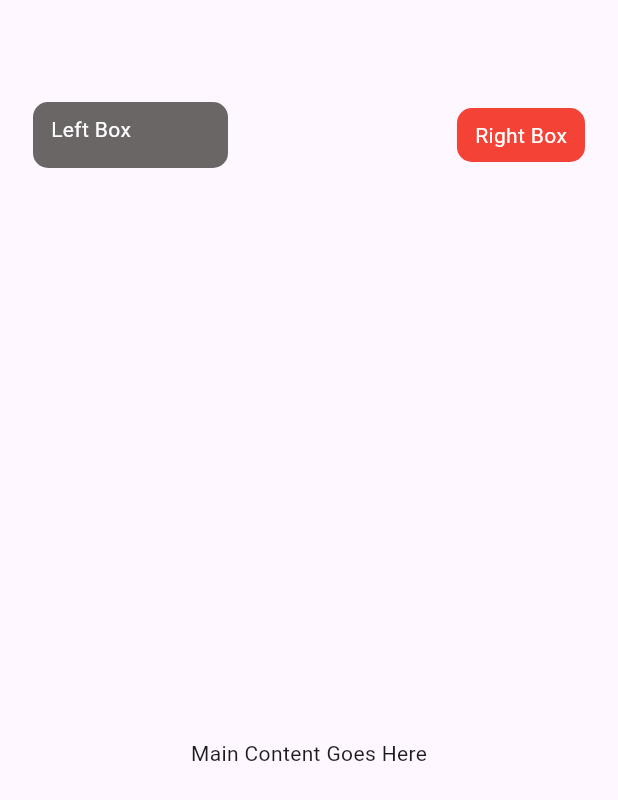
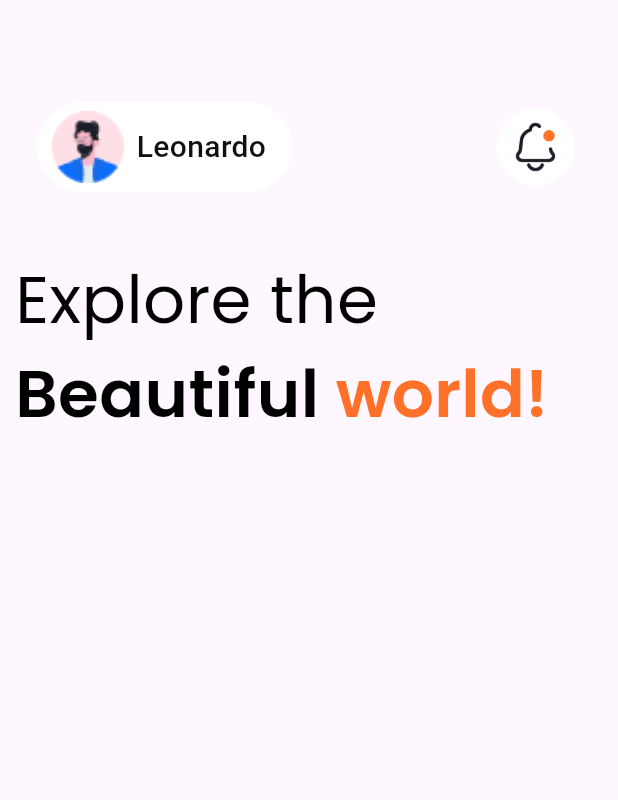
Before and after one commit to C2W-Flutter6/Apps_UI, a Flutter app: the screen it shows after launch, on a phone screen of 412 x 824 dp. Shown: the top 800 px of the screen. Run offline on Flutter 3.47's test engine with Material 3 defaults, Android fonts, the phone set to English and light mode, and no system bars; our stand-ins replace google_fonts.

Commit message:
Minor changes

```diff
--- a/travelapp_ui/lib/home_page.dart
+++ b/travelapp_ui/lib/home_page.dart
@@ -1,4 +1,5 @@
 import 'package:flutter/material.dart';
+import 'package:google_fonts/google_fonts.dart';
 
 class HomePage extends StatefulWidget {
   const HomePage({super.key});
@@ -12,10 +13,11 @@ class _HomePageState extends State<HomePage> {
   Widget build(BuildContext context) {
     return Scaffold(
       body: Column(
+        crossAxisAlignment: CrossAxisAlignment.start,
         children: [
           // Custom AppBar Row
           Padding(
-            padding: EdgeInsets.symmetric(horizontal: 2, vertical: 68),
+            padding: EdgeInsets.only(left: 5, right: 5, top: 68, bottom: 30),
 
             //Profile and bell icon
             child: Row(
@@ -23,31 +25,46 @@ class _HomePageState extends State<HomePage> {
               children: [
                 //Profile Container
                 Container(
-                  width: 130,
-                  height: 44,
-                  padding: EdgeInsets.symmetric(horizontal: 12, vertical: 8),
+                  width: 170,
+                  height: 60,
+                  padding: EdgeInsets.symmetric(horizontal: 1, vertical: 6),
                   margin: EdgeInsets.symmetric(horizontal: 20),
                   decoration: BoxDecoration(
-                    color: Color.fromRGBO(107, 102, 102, 1),
-                    borderRadius: BorderRadius.circular(10),
+                    color: const Color.fromARGB(255, 255, 255, 255),
+                    borderRadius: BorderRadius.circular(30),
                   ),
-                  child: Text(
-                    "Left Box",
-                    style: TextStyle(color: Colors.white),
+                  child: Row(
+                    mainAxisAlignment: MainAxisAlignment.start,
+                    children: [
+                      Image.asset(
+                        "assets/profile_img.png",
+                        width: 65,
+                        height: 65,
+                        fit: BoxFit.fitHeight,
+                      ),
+                      Text(
+                        "Leonardo",
+                        style: TextStyle(
+                          color: const Color.fromARGB(255, 19, 15, 15),
+                          fontSize: 20,
+                          fontWeight: FontWeight.w500,
+                        ),
+                      ),
+                    ],
                   ),
                 ),
-                // Spacer(),
+
                 Container(
                   padding: EdgeInsets.symmetric(horizontal: 12, vertical: 8),
                   margin: EdgeInsets.symmetric(horizontal: 20),
-
+                  width: 60,
                   decoration: BoxDecoration(
-                    color: Colors.red,
-                    borderRadius: BorderRadius.circular(10),
+                    shape: BoxShape.circle,
+                    color: const Color.fromARGB(255, 255, 255, 255),
                   ),
-                  child: Text(
-                    "Right Box",
-                    style: TextStyle(color: Colors.white),
+                  child: Image(
+                    image: AssetImage("assets/Notifications.png"),
+                    fit: BoxFit.cover,
                   ),
                 ),
               ],
@@ -55,9 +72,91 @@ class _HomePageState extends State<HomePage> {
           ),
 
           // Body content (expands to take remaining space)
-          Expanded(child: Center(child: Text("Main Content Goes Here"))),
+          Padding(
+            padding: const EdgeInsets.all(10.0),
+
+            child: Column(
+              crossAxisAlignment: CrossAxisAlignment.start,
+              children: [
+                Text.rich(
+                  //Explore the
+                  TextSpan(
+                    text: "Explore the \n",
+                    style: GoogleFonts.poppins(
+                      fontWeight: FontWeight.w400,
+                      color: Colors.black,
+                      fontSize: 44,
+                    ),
+                    children: [
+                      //Beautiful
+                      TextSpan(
+                        text: "Beautiful ",
+                        style: GoogleFonts.poppins(
+                          fontWeight: FontWeight.w600,
+                          color: Colors.black,
+                          letterSpacing: 0.3,
+
+                          fontSize: 44,
+                        ),
+                      ),
+
+                      //World
+                      TextSpan(
+                        text: "world!",
+                        style: GoogleFonts.poppins(
+                          fontWeight: FontWeight.w600,
+                          color: Color.fromRGBO(255, 112, 41, 1),
+
+                          fontSize: 44,
+                        ),
+                      ),
+                    ],
+                  ),
+                ),
+              ],
+            ),
+          ),
         ],
       ),
     );
   }
 }
+
+
+/**
+ * import 'package:flutter/material.dart';
+
+void main() {
+  runApp(MyApp());
+}
+
+class MyApp extends StatelessWidget {
+  @override
+  Widget build(BuildContext context) {
+    return MaterialApp(
+      home: Scaffold(
+        appBar: AppBar(title: Text('Text.rich Example')),
+        body: Center(
+          child: Text.rich(
+            TextSpan(
+              text: 'Hello, ', // Normal text
+              style: TextStyle(fontSize: 24, color: Colors.black),
+              children: [
+                TextSpan(
+                  text: 'Flutter ', // Bold text
+                  style: TextStyle(fontWeight: FontWeight.bold, color: Colors.blue),
+                ),
+                TextSpan(
+                  text: 'Developers!', // Italic text
+                  style: TextStyle(fontStyle: FontStyle.italic, color: Colors.green),
+                ),
+              ],
+            ),
+          ),
+        ),
+      ),
+    );
+  }
+}
+
+ */
```
Also changed, not shown: travelapp_ui/assets/Notifications.png (added).
